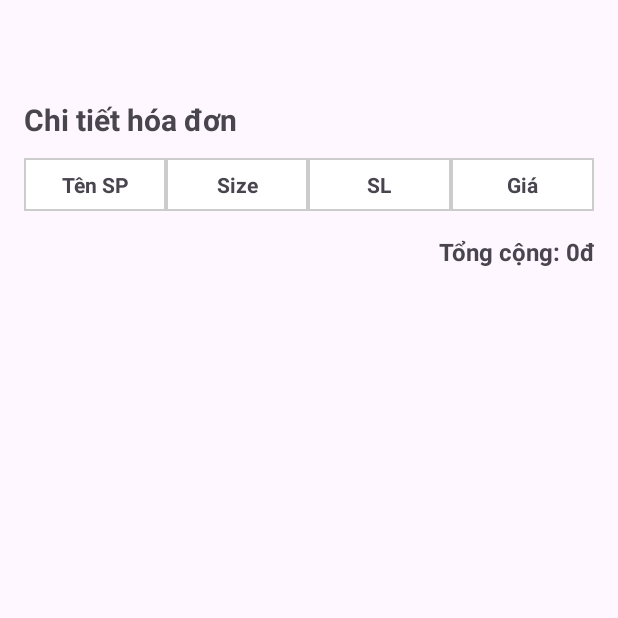
After one commit to khacSon0907/fe_android, an Android app: the ReceiptDetailActivity screen opened directly, with no data from a screen before it, on a phone screen of 412 x 824 dp, the top half of it. The commit adds this screen. Run offline under Robolectric (Android 15) with nearby library versions, the phone set to English and light mode, and no system bars; 10 statements that could not run were skipped.

Commit message:
kkkkk done detail receipt

```diff
--- a/app/src/main/AndroidManifest.xml
+++ b/app/src/main/AndroidManifest.xml
@@ -51,5 +51,7 @@
             android:exported="false" />
         <activity android:name=".view.receipt.ReceiptActivity"
             android:exported="false" />
+        <activity android:name=".view.receipt.ReceiptDetailActivity"
+            android:exported="false" />
     </application>
 </manifest>
--- a/app/src/main/java/com/example/myapplication/view/customAdapter/ReceiptAdapter.java
+++ b/app/src/main/java/com/example/myapplication/view/customAdapter/ReceiptAdapter.java
@@ -69,6 +69,9 @@ public class ReceiptAdapter extends RecyclerView.Adapter<ReceiptAdapter.OrderVie
         holder.itemView.setOnClickListener(v -> {
             listener.onOrderClick(order);
         });
+        holder.btnViewDetail.setOnClickListener(v -> {
+            listener.onOrderClick(order);
+        });
     }
 
     @Override
@@ -78,7 +81,7 @@ public class ReceiptAdapter extends RecyclerView.Adapter<ReceiptAdapter.OrderVie
 
     public static class OrderViewHolder extends RecyclerView.ViewHolder {
         TextView txtDate, txtStatus, txtPhone, txtAddress, txtTotal;
-        Button btnCancel;
+        Button btnCancel, btnViewDetail;
 
         public OrderViewHolder(@NonNull View itemView) {
             super(itemView);
@@ -88,6 +91,7 @@ public class ReceiptAdapter extends RecyclerView.Adapter<ReceiptAdapter.OrderVie
             txtAddress = itemView.findViewById(R.id.txtAddress);
             txtTotal = itemView.findViewById(R.id.txtTotal);
             btnCancel = itemView.findViewById(R.id.btnCancel);
+            btnViewDetail = itemView.findViewById(R.id.btnViewDetail);
         }
     }
     public void updateData(List<Order> newOrders) {
--- a/app/src/main/java/com/example/myapplication/view/receipt/ReceiptActivity.java
+++ b/app/src/main/java/com/example/myapplication/view/receipt/ReceiptActivity.java
@@ -19,6 +19,7 @@ import com.example.myapplication.model.Order;
 import com.example.myapplication.view.customAdapter.ReceiptAdapter;
 import com.example.myapplication.view.home.MainActivity;
 import com.example.myapplication.viewmodel.OrderviewModel;
+import com.google.gson.Gson;
 
 import java.util.ArrayList;
 import java.util.List;
@@ -54,11 +55,15 @@ public class ReceiptActivity extends AppCompatActivity {
             @Override
             public void onOrderClick(Order order) {
                 // Sẽ làm sau: mở ReceiptDetailActivity
+                Intent intent = new Intent(ReceiptActivity.this, ReceiptDetailActivity.class);
+                intent.putExtra("order_json", new Gson().toJson(order));
+                startActivity(intent);
             }
 
             @Override
             public void onCancelOrderClick(String orderId) {
                 // Giả lập xoá đơn (có thể gọi API ở đây)
+
                 Toast.makeText(ReceiptActivity.this, "Đã hủy đơn " + orderId, Toast.LENGTH_SHORT).show();
             }
         });
--- /dev/null
+++ b/app/src/main/java/com/example/myapplication/view/receipt/ReceiptDetailActivity.java
@@ -0,0 +1,76 @@
+package com.example.myapplication.view.receipt;
+
+import android.annotation.SuppressLint;
+import android.os.Bundle;
+import android.view.Gravity;
+import android.view.ViewGroup;
+import android.widget.TableLayout;
+import android.widget.TableRow;
+import android.widget.TextView;
+
+import androidx.appcompat.app.AppCompatActivity;
+
+import com.example.myapplication.R;
+import com.example.myapplication.model.Order;
+import com.example.myapplication.model.OrderItem;
+import com.google.gson.Gson;
+
+import java.text.DecimalFormat;
+
+public class ReceiptDetailActivity extends AppCompatActivity {
+
+    private TableLayout tableContent;
+    private TextView tvTotalPrice;
+
+    @SuppressLint("MissingInflatedId")
+    @Override
+    protected void onCreate(Bundle savedInstanceState) {
+        super.onCreate(savedInstanceState);
+        setContentView(R.layout.activity_receipt_detail);
+
+        tableContent = findViewById(R.id.tableContent);
+        tvTotalPrice = findViewById(R.id.tvTotalPrice);
+
+        String orderJson = getIntent().getStringExtra("order_json");
+        Order order = new Gson().fromJson(orderJson, Order.class);
+
+        double total = 0;
+        DecimalFormat formatter = new DecimalFormat("#,###");
+
+        for (OrderItem item : order.getItems()) {
+            TableRow row = new TableRow(this);
+
+            // Tạo từng cột
+            TextView name = createCell(item.getProductName());
+            TextView size = createCell(item.getSize());
+            TextView qty = createCell(String.valueOf(item.getQuantity()));
+            TextView price = createCell(formatter.format(item.getPrice()) + "đ");
+
+            // Add vào row
+            row.addView(name);
+            row.addView(size);
+            row.addView(qty);
+            row.addView(price);
+
+            // Add row vào bảng
+            tableContent.addView(row);
+
+            total += item.getPrice() * item.getQuantity();
+        }
+
+        tvTotalPrice.setText("Tổng cộng: " + formatter.format(total) + "đ");
+    }
+
+    private TextView createCell(String text) {
+        TextView tv = new TextView(this);
+        tv.setText(text);
+        tv.setPadding(8, 8, 8, 8);
+        tv.setGravity(Gravity.CENTER);
+        tv.setBackgroundResource(R.drawable.border_cell);
+        tv.setLayoutParams(new TableRow.LayoutParams(
+                0, ViewGroup.LayoutParams.WRAP_CONTENT, 1f // chia đều
+        ));
+        return tv;
+    }
+
+}
--- /dev/null
+++ b/app/src/main/res/drawable/border_cell.xml
@@ -0,0 +1,6 @@
+<?xml version="1.0" encoding="utf-8"?>
+<shape xmlns:android="http://schemas.android.com/apk/res/android"
+    android:shape="rectangle">
+    <solid android:color="#FFFFFF" />
+    <stroke android:width="1dp" android:color="#CCCCCC" />
+</shape>
--- /dev/null
+++ b/app/src/main/res/layout/activity_receipt_detail.xml
@@ -0,0 +1,82 @@
+<?xml version="1.0" encoding="utf-8"?>
+<LinearLayout xmlns:android="http://schemas.android.com/apk/res/android"
+    android:layout_width="match_parent"
+    android:layout_height="match_parent"
+    android:orientation="vertical"
+    android:padding="16dp">
+
+    <!-- Tiêu đề -->
+    <TextView
+        android:layout_marginTop="50dp"
+        android:layout_width="wrap_content"
+        android:layout_height="wrap_content"
+        android:text="Chi tiết hóa đơn"
+        android:textStyle="bold"
+        android:textSize="20sp"
+        android:layout_marginBottom="12dp" />
+
+    <!-- Header bảng -->
+    <TableLayout
+        android:layout_width="match_parent"
+        android:layout_height="wrap_content"
+        android:stretchColumns="0,1,2,3">
+
+        <TableRow>
+
+            <TextView
+                android:text="Tên SP"
+                android:background="@drawable/border_cell"
+                android:padding="8dp"
+                android:gravity="center"
+                android:textStyle="bold"
+                android:layout_width="0dp"
+                android:layout_weight="1" />
+
+            <TextView
+                android:text="Size"
+                android:background="@drawable/border_cell"
+                android:padding="8dp"
+                android:gravity="center"
+                android:textStyle="bold"
+                android:layout_width="0dp"
+                android:layout_weight="1" />
+
+            <TextView
+                android:text="SL"
+                android:background="@drawable/border_cell"
+                android:padding="8dp"
+                android:gravity="center"
+                android:textStyle="bold"
+                android:layout_width="0dp"
+                android:layout_weight="1" />
+
+            <TextView
+                android:text="Giá"
+                android:background="@drawable/border_cell"
+                android:padding="8dp"
+                android:gravity="center"
+                android:textStyle="bold"
+                android:layout_width="0dp"
+                android:layout_weight="1" />
+        </TableRow>
+
+        <!-- Nội dung sẽ thêm động bằng code -->
+        <TableLayout
+            android:id="@+id/tableContent"
+            android:layout_width="match_parent"
+            android:layout_height="wrap_content"
+            android:stretchColumns="0,1,2,3"
+            android:layout_marginTop="4dp" />
+    </TableLayout>
+
+    <!-- Tổng tiền -->
+    <TextView
+        android:id="@+id/tvTotalPrice"
+        android:layout_width="match_parent"
+        android:layout_height="wrap_content"
+        android:text="Tổng cộng: ..."
+        android:textStyle="bold"
+        android:textSize="16sp"
+        android:gravity="end"
+        android:layout_marginTop="12dp"/>
+</LinearLayout>
--- a/app/src/main/res/layout/item_receipt.xml
+++ b/app/src/main/res/layout/item_receipt.xml
@@ -58,7 +58,7 @@
         >
 
         <Button
-            android:id="@+id/btnDetailReceipt"
+            android:id="@+id/btnViewDetail"
             android:layout_width="wrap_content"
             android:layout_height="wrap_content"
             android:layout_gravity="end"
```
